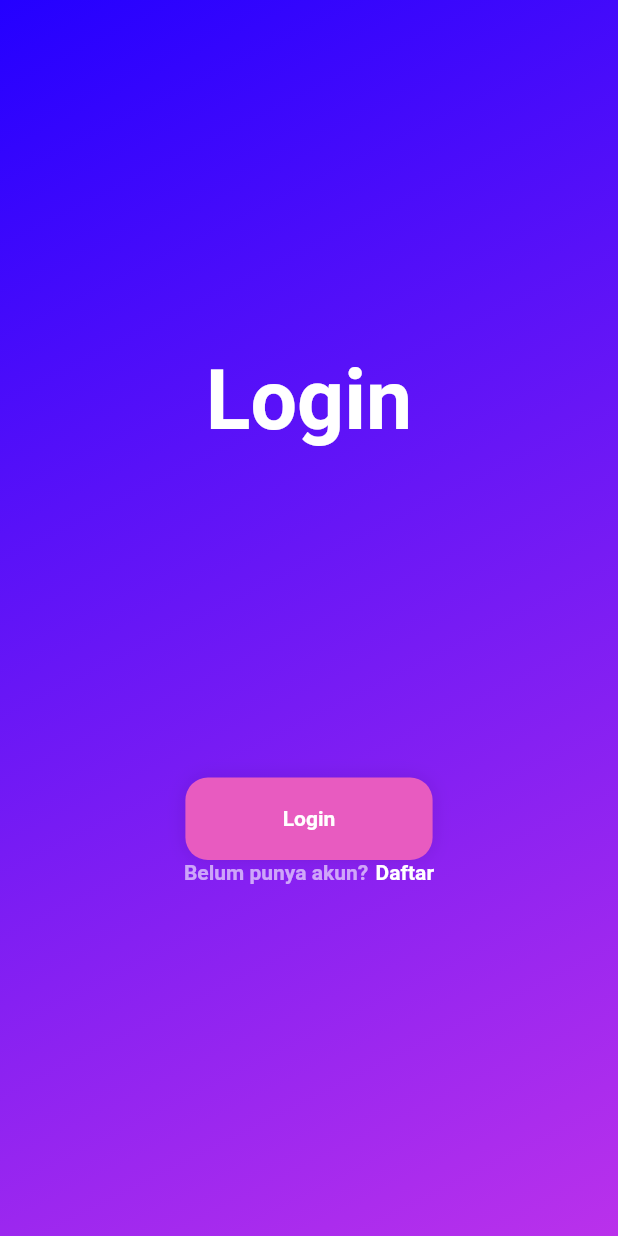
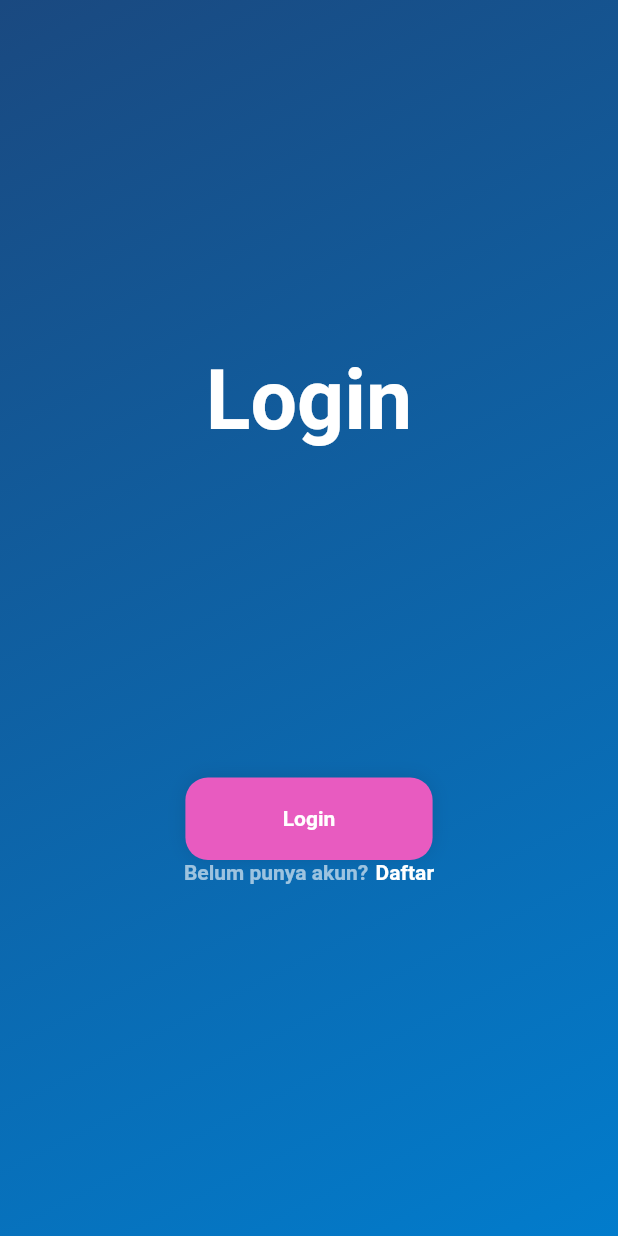
Before and after one commit to Soviena/inovasi-budaya-flutter, a Flutter app: the screen it shows after launch, on a phone screen of 412 x 824 dp. Run offline on Flutter 3.47's test engine with Material 2 defaults, Android fonts, the phone set to English and light mode, and no system bars.

```diff
--- a/lib/view/login.dart
+++ b/lib/view/login.dart
@@ -22,8 +22,8 @@ class _LoginViewState extends State<LoginView> {
           decoration: BoxDecoration(
             gradient: LinearGradient(
               colors: [
-                Color.fromARGB(255, 36, 0, 255),
-                Color.fromARGB(255, 186, 49, 235),
+                Color.fromARGB(255, 26, 73, 128),
+                Color.fromARGB(255, 2, 124, 204),
               ],
               begin: Alignment.topLeft,
               end: Alignment.bottomRight,
```
Also changed, not shown: pubspec.yaml (+5 -2 lines), lib/fonts/Montserrat.ttf (added), pubspec.lock.
